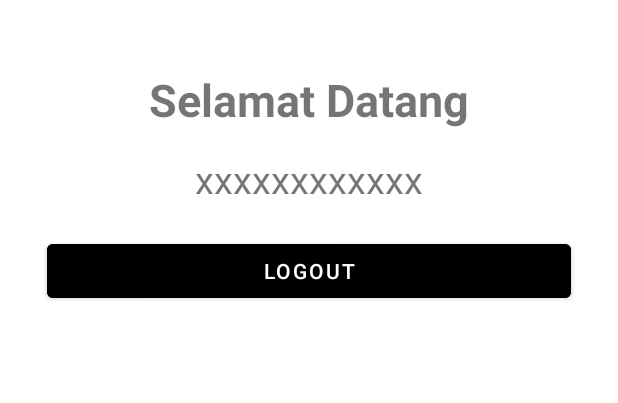
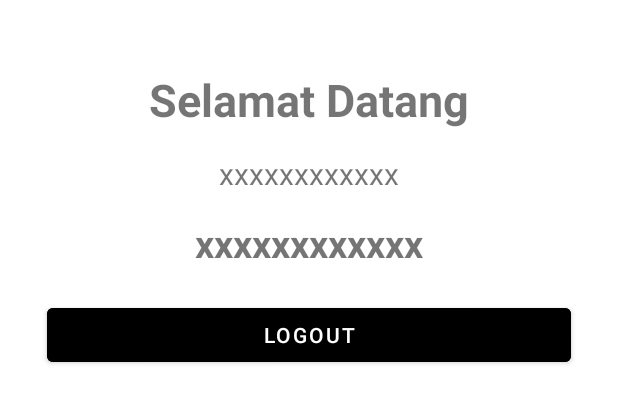
Before and after one commit to BillyFranko/CobaLogin, an Android app: the layout activity_main.xml on its own in the app's theme, with its tools: preview values and no code run, on a phone screen of 412 x 824 dp. Shown: the top 403 px of the screen. Run offline under Robolectric (Android 15) with nearby library versions, the phone set to English and light mode, and no system bars.

```diff
--- a/app/src/main/res/layout/activity_login.xml
+++ b/app/src/main/res/layout/activity_login.xml
@@ -44,6 +44,7 @@
         android:layout_height="48dp"
         android:hint="Password"
         android:textSize="18dp"
+        android:inputType="textPassword"
         android:layout_marginTop="12dp"
         android:background="@color/white"
         android:layout_marginHorizontal="30dp"
--- a/app/src/main/res/layout/activity_main.xml
+++ b/app/src/main/res/layout/activity_main.xml
@@ -25,7 +25,18 @@
         android:text="xxxxxxxxxxxx"
         android:layout_marginTop="15dp"
         android:gravity="center"
-        android:textSize="25dp"/>
+        android:textSize="20dp"
+        android:textStyle="normal"/>
+
+    <TextView
+        android:id="@+id/tv_name"
+        android:layout_width="match_parent"
+        android:layout_height="wrap_content"
+        android:text="xxxxxxxxxxxx"
+        android:layout_marginTop="15dp"
+        android:gravity="center"
+        android:textSize="25dp"
+        android:textStyle="bold"/>
 
     <Button
         android:id="@+id/btn_logout"
```
Also changed, not shown: app/src/main/java/com/if4a/cobaloginbillyf/LoginActivity.java (+12 -0 lines), app/src/main/java/com/if4a/cobaloginbillyf/MainActivity.java (+20 -2 lines).
